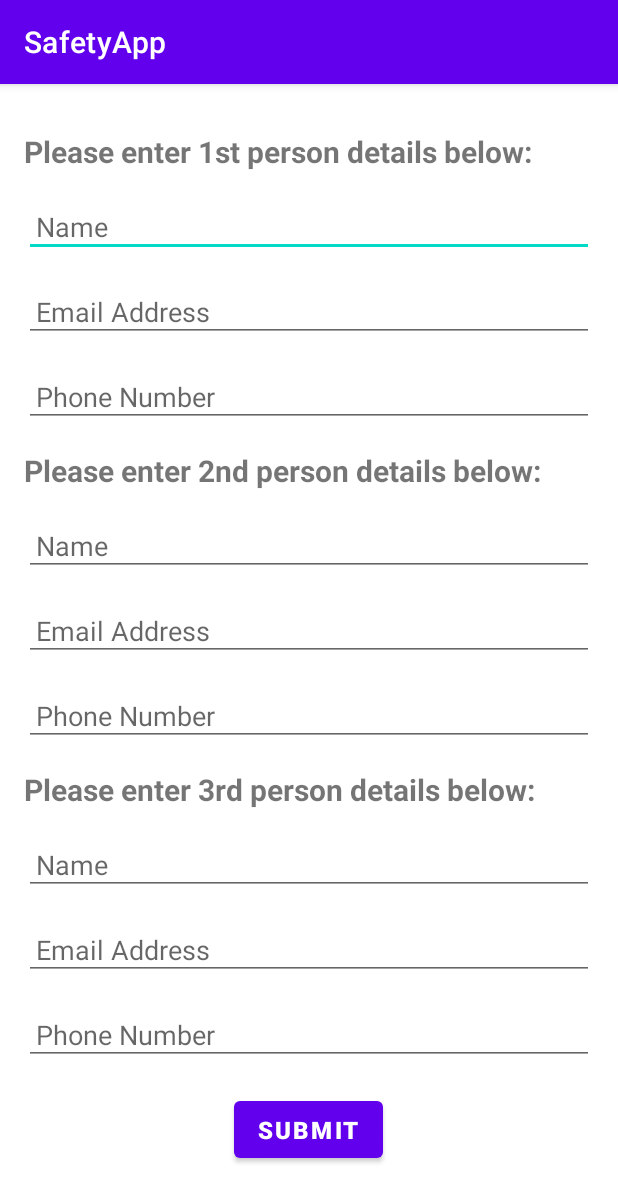
After one commit to AayushViswase/SafetyAPP, an Android app: the UpdateAdditionalDetails screen opened directly, with no data from a screen before it, on a phone screen of 412 x 824 dp. The commit adds this screen. Shown: the top 1202 px of the screen. Run offline under Robolectric (Android 15) with nearby library versions, the phone set to English and light mode, and no system bars; our stand-ins replace Firebase (no records; nobody signed in at launch, a user with empty details on screens opened directly); 3 statements that could not run were skipped.

Commit message:
UpdateAdditionalDetails created

```diff
--- a/SafetyApp2/app/src/main/java/com/example/safetyapp/AdditionalDetailsActivity.java
+++ b/SafetyApp2/app/src/main/java/com/example/safetyapp/AdditionalDetailsActivity.java
@@ -12,6 +12,8 @@ import com.google.firebase.auth.FirebaseAuth;
 import com.google.firebase.auth.FirebaseUser;
 import com.google.firebase.database.DatabaseReference;
 import com.google.firebase.database.FirebaseDatabase;
+
+import java.util.Objects;
 
 public class AdditionalDetailsActivity extends AppCompatActivity {
     EditText firstPersonEmail, firstPersonPhone, secondPersonEmail, secondPersonPhone;
@@ -34,10 +36,10 @@ public class AdditionalDetailsActivity extends AppCompatActivity {
 
         // Get current user and user id
         currentUser = FirebaseAuth.getInstance().getCurrentUser();
-        userId = currentUser.getUid();
+        userId = Objects.requireNonNull(currentUser).getUid();
 
         // Get database reference for the current user
-        databaseReference = FirebaseDatabase.getInstance().getReference("Users").child(userId);
+        databaseReference = FirebaseDatabase.getInstance().getReference("Registered User").child(userId);
 
         // Set click listener for save details button
         saveDetailsButton.setOnClickListener(new View.OnClickListener() {
--- a/SafetyApp2/app/src/main/java/com/example/safetyapp/LoginActivity.java
+++ b/SafetyApp2/app/src/main/java/com/example/safetyapp/LoginActivity.java
@@ -1,7 +1,9 @@
 package com.example.safetyapp;
 
 import android.content.Intent;
+import android.content.SharedPreferences;
 import android.os.Bundle;
+import android.preference.PreferenceManager;
 import android.text.TextUtils;
 import android.text.method.HideReturnsTransformationMethod;
 import android.text.method.PasswordTransformationMethod;
@@ -107,9 +109,28 @@ private static final String TAG="LoginActivity";
                     //open user profile
                     //Start USer Profile Activity
                     // Handle successful login
+                    // Get the SharedPreferences object
+                    SharedPreferences prefs = PreferenceManager.getDefaultSharedPreferences(this);
+
+// Check whether the flag is set
+                    boolean isFirstLogin = prefs.getBoolean("isFirstLogin", true);
+
+                    if (isFirstLogin) {
+                        // Show the page
                         Intent intent = new Intent(LoginActivity.this, AdditionalDetailsActivity.class);
                         startActivity(intent);
                         finish();
+
+                        // Set the flag in SharedPreferences
+                        SharedPreferences.Editor editor = prefs.edit();
+                        editor.putBoolean("isFirstLogin", false);
+                        editor.apply();
+                    }
+                    else{
+                        Intent intent = new Intent(LoginActivity.this, HomePageActivity.class);
+                        startActivity(intent);
+                        finish();
+                    }
 
                 }else {
                     firebaseUser.sendEmailVerification();
@@ -161,9 +182,32 @@ private static final String TAG="LoginActivity";
             Toast.makeText(LoginActivity.this,"Already Logged In",Toast.LENGTH_SHORT).show();
             //Start USer Profile Activity
             // Handle successful login
+            //open user profile
+            //Start USer Profile Activity
+            // Handle successful login
+            // Get the SharedPreferences object
+            SharedPreferences prefs = PreferenceManager.getDefaultSharedPreferences(this);
+
+// Check whether the flag is set
+            boolean isFirstLogin = prefs.getBoolean("isFirstLogin", true);
+
+            if (isFirstLogin) {
+                // Show the page
                 Intent intent = new Intent(LoginActivity.this, AdditionalDetailsActivity.class);
                 startActivity(intent);
                 finish();
+
+                // Set the flag in SharedPreferences
+                SharedPreferences.Editor editor = prefs.edit();
+                editor.putBoolean("isFirstLogin", false);
+                editor.apply();
+            }
+            else{
+                Intent intent = new Intent(LoginActivity.this, HomePageActivity.class);
+                startActivity(intent);
+                finish();
+            }
+
 
         }
         else {
--- /dev/null
+++ b/SafetyApp2/app/src/main/java/com/example/safetyapp/UpdateAdditionalDetails.java
@@ -0,0 +1,64 @@
+package com.example.safetyapp;
+
+import androidx.appcompat.app.AppCompatActivity;
+
+import android.os.Bundle;
+import android.view.View;
+import android.widget.Button;
+import android.widget.EditText;
+import android.widget.Toast;
+
+import com.google.firebase.auth.FirebaseAuth;
+import com.google.firebase.auth.FirebaseUser;
+import com.google.firebase.database.DatabaseReference;
+import com.google.firebase.database.FirebaseDatabase;
+
+import java.util.Objects;
+
+public class UpdateAdditionalDetails extends AppCompatActivity {
+    FirebaseDatabase database = FirebaseDatabase.getInstance();
+    DatabaseReference myRef = database.getReference("Registered User");
+
+
+    @Override
+    protected void onCreate(Bundle savedInstanceState) {
+        super.onCreate(savedInstanceState);
+        setContentView(R.layout.activity_update_additional_details);
+        // Get a reference to the currently logged-in user's UID
+        FirebaseAuth mAuth = FirebaseAuth.getInstance();
+        FirebaseUser currentUser = mAuth.getCurrentUser();
+        String uid = Objects.requireNonNull(currentUser).getUid();
+
+// Get references to the EditText views and submit button
+        EditText nameEditText = findViewById(R.id.name_edittext);
+        EditText emailEditText = findViewById(R.id.email_edittext);
+        EditText phoneEditText = findViewById(R.id.phone_edittext);
+        Button submitButton = findViewById(R.id.submit_button);
+
+// Set a click listener for the submit button
+        submitButton.setOnClickListener(new View.OnClickListener() {
+            @Override
+            public void onClick(View v) {
+                // Retrieve the user's inputs from the EditText fields
+                String name = nameEditText.getText().toString().trim();
+                String email = emailEditText.getText().toString().trim();
+                String phone = phoneEditText.getText().toString().trim();
+
+                // Store the new user details in Firebase under the currently logged-in user's UID
+                DatabaseReference userRef = FirebaseDatabase.getInstance().getReference().child("users").child(uid);
+                userRef.child("name").setValue(name);
+                userRef.child("email").setValue(email);
+                userRef.child("phone").setValue(phone);
+
+                // Clear the EditText fields
+                nameEditText.setText("");
+                emailEditText.setText("");
+                phoneEditText.setText("");
+
+                // Display a success message to the user
+                Toast.makeText(getApplicationContext(), "Details saved successfully", Toast.LENGTH_SHORT).show();
+            }
+        });
+
+    }
+}
--- a/SafetyApp2/app/src/main/java/com/example/safetyapp/UpdateProfileActivity.java
+++ b/SafetyApp2/app/src/main/java/com/example/safetyapp/UpdateProfileActivity.java
@@ -268,8 +268,7 @@ private ProgressBar progressBar;
             Intent intent=new Intent(UpdateProfileActivity.this,UpdateProfileActivity.class);
             startActivity(intent);
             finish();
-        }
-        else if (id==R.id.menu_update_email) {
+        } else if (id==R.id.menu_update_email) {
             Intent intent = new Intent(UpdateProfileActivity.this, UpdateEmailActivity.class);
             startActivity(intent);
             finish();
--- a/SafetyApp2/app/src/main/java/com/example/safetyapp/UserProfileActivity.java
+++ b/SafetyApp2/app/src/main/java/com/example/safetyapp/UserProfileActivity.java
@@ -178,8 +178,10 @@ public class UserProfileActivity extends AppCompatActivity {
         } else if (id==R.id.menu_update_profile) {
             Intent intent=new Intent(UserProfileActivity.this,UpdateProfileActivity.class);
             startActivity(intent);
-        }
-        else if (id==R.id.menu_update_email) {
+        } else if (id==R.id.menu_update_details) {
+        Intent intent = new Intent(UserProfileActivity.this, UpdateAdditionalDetails.class);
+        startActivity(intent);
+        } else if (id==R.id.menu_update_email) {
             Intent intent = new Intent(UserProfileActivity.this, UpdateEmailActivity.class);
             startActivity(intent);
 
--- /dev/null
+++ b/SafetyApp2/app/src/main/res/layout/activity_update_additional_details.xml
@@ -0,0 +1,144 @@
+<?xml version="1.0" encoding="utf-8"?>
+<androidx.constraintlayout.widget.ConstraintLayout xmlns:android="http://schemas.android.com/apk/res/android"
+    xmlns:app="http://schemas.android.com/apk/res-auto"
+    xmlns:tools="http://schemas.android.com/tools"
+    android:layout_width="match_parent"
+    android:layout_height="match_parent"
+    tools:context=".UpdateAdditionalDetails">
+    <LinearLayout
+        android:layout_width="match_parent"
+        android:layout_height="match_parent"
+        android:orientation="vertical"
+        android:padding="16dp">
+
+        <TextView
+            android:layout_width="match_parent"
+            android:layout_height="wrap_content"
+            android:layout_marginTop="15dp"
+            android:text="Please enter 1st person details below:"
+            android:textSize="20sp"
+            android:textStyle="bold"/>
+
+        <EditText
+            android:id="@+id/name_edittext1"
+            android:layout_width="match_parent"
+            android:layout_height="wrap_content"
+            android:layout_marginTop="16dp"
+            android:hint="Name"
+            android:inputType="textPersonName"
+            android:padding="8dp"
+            tools:ignore="TouchTargetSizeCheck" />
+
+        <EditText
+            android:id="@+id/email_edittext1"
+            android:layout_width="match_parent"
+            android:layout_height="wrap_content"
+            android:layout_marginTop="16dp"
+            android:hint="Email Address"
+            android:inputType="textEmailAddress"
+            android:padding="8dp"
+            tools:ignore="TouchTargetSizeCheck" />
+
+        <EditText
+            android:id="@+id/phone_edittext1"
+            android:layout_width="match_parent"
+            android:layout_height="wrap_content"
+            android:layout_marginTop="16dp"
+            android:hint="Phone Number"
+            android:inputType="phone"
+            android:padding="8dp"
+            tools:ignore="TouchTargetSizeCheck" />
+        <TextView
+            android:layout_width="match_parent"
+            android:layout_height="wrap_content"
+            android:layout_marginTop="15dp"
+            android:text="Please enter 2nd person details below:"
+            android:textSize="20sp"
+            android:textStyle="bold"/>
+
+        <EditText
+            android:id="@+id/name_edittext2"
+            android:layout_width="match_parent"
+            android:layout_height="wrap_content"
+            android:layout_marginTop="16dp"
+            android:hint="Name"
+            android:inputType="textPersonName"
+            android:padding="8dp"
+            tools:ignore="TouchTargetSizeCheck" />
+
+        <EditText
+            android:id="@+id/email_edittext2"
+            android:layout_width="match_parent"
+            android:layout_height="wrap_content"
+            android:layout_marginTop="16dp"
+            android:hint="Email Address"
+            android:inputType="textEmailAddress"
+            android:padding="8dp"
+            tools:ignore="TouchTargetSizeCheck" />
+
+        <EditText
+            android:id="@+id/phone_edittext2"
+            android:layout_width="match_parent"
+            android:layout_height="wrap_content"
+            android:layout_marginTop="16dp"
+            android:hint="Phone Number"
+            android:inputType="phone"
+            android:padding="8dp"
+            tools:ignore="TouchTargetSizeCheck" />
+
+        <TextView
+            android:layout_width="match_parent"
+            android:layout_height="wrap_content"
+            android:layout_marginTop="15dp"
+            android:text="Please enter 3rd person details below:"
+            android:textSize="20sp"
+            android:textStyle="bold"/>
+
+        <EditText
+            android:id="@+id/name_edittext3"
+            android:layout_width="match_parent"
+            android:layout_height="wrap_content"
+            android:layout_marginTop="16dp"
+            android:hint="Name"
+            android:inputType="textPersonName"
+            android:padding="8dp"
+            tools:ignore="TouchTargetSizeCheck" />
+
+        <EditText
+            android:id="@+id/email_edittext3"
+            android:layout_width="match_parent"
+            android:layout_height="wrap_content"
+            android:layout_marginTop="16dp"
+            android:hint="Email Address"
+            android:inputType="textEmailAddress"
+            android:padding="8dp"
+            tools:ignore="TouchTargetSizeCheck" />
+
+        <EditText
+            android:id="@+id/phone_edittext3"
+            android:layout_width="match_parent"
+            android:layout_height="wrap_content"
+            android:layout_marginTop="16dp"
+            android:hint="Phone Number"
+            android:inputType="phone"
+            android:padding="8dp"
+            tools:ignore="TouchTargetSizeCheck" />
+
+        <Button
+            android:id="@+id/submit_button"
+            android:layout_width="wrap_content"
+            android:layout_height="wrap_content"
+            android:layout_gravity="center"
+            android:text="Submit"
+            android:textSize="16sp"
+            android:textStyle="bold"
+            android:paddingStart="16dp"
+            android:paddingEnd="16dp"
+            android:paddingTop="8dp"
+            android:paddingBottom="8dp"
+            android:layout_marginTop="18dp"/>
+
+
+        </LinearLayout>
+
+    </androidx.constraintlayout.widget.ConstraintLayout>
--- a/SafetyApp2/app/src/main/res/menu/common_menu.xml
+++ b/SafetyApp2/app/src/main/res/menu/common_menu.xml
@@ -8,6 +8,8 @@
         android:id="@+id/menu_refresh" />
     <item android:title="Update Profile"
         android:id="@+id/menu_update_profile"/>
+    <item android:title="Update Details"
+        android:id="@+id/menu_update_details"/>
     <item android:title="Update Email"
         android:id="@+id/menu_update_email"/>
     <item android:title="Update Password"
```
Also changed, not shown: SafetyApp2/app/src/main/AndroidManifest.xml (+8 -10 lines). Lines whose indentation alone changed are shown as unchanged.
